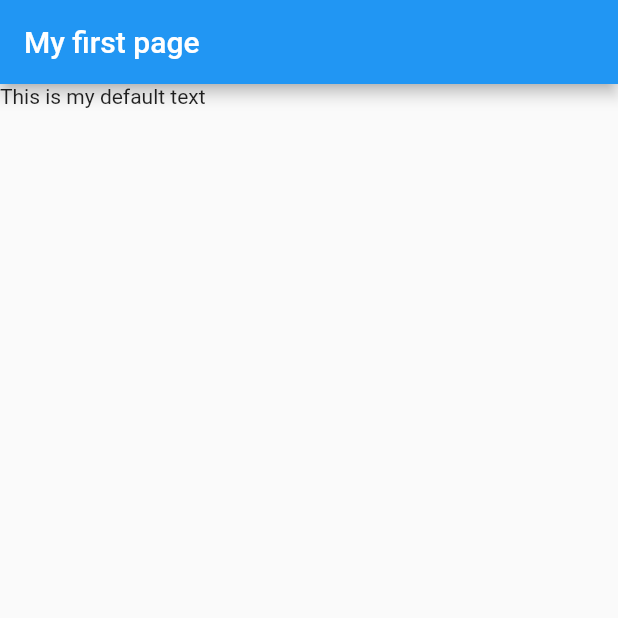
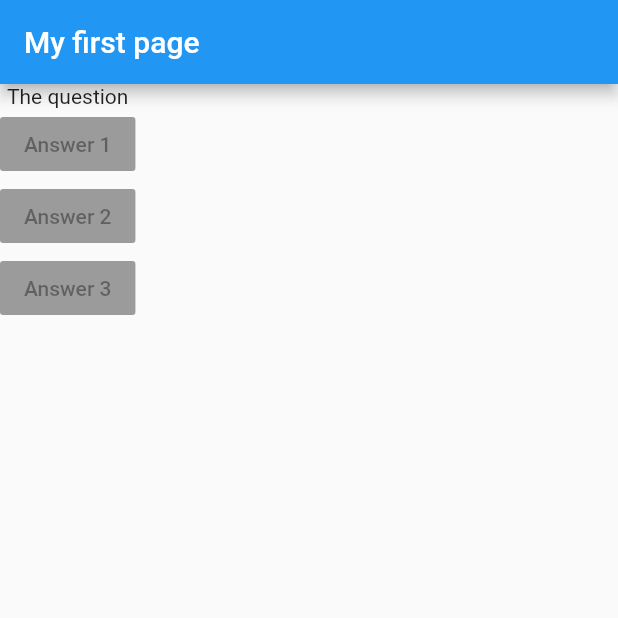
Before and after one commit to lutsenko-yuriy/quiz_app, a Flutter app: the screen it shows after launch, on a phone screen of 412 x 824 dp, the top half of it. Run offline on Flutter 3.47's test engine with Material 2 defaults, Android fonts, the phone set to English and light mode, and no system bars.

Commit message:
Add buttons

```diff
--- a/lib/main.dart
+++ b/lib/main.dart
@@ -7,12 +7,33 @@ class MyApp extends StatelessWidget {
 
   @override
   Widget build(BuildContext context) {
+    var questions = [
+      "What is your name?",
+      "What is your quest?",
+      "What is your favorite color?"
+    ];
     return MaterialApp(
       home: Scaffold(
         appBar: AppBar(
           title: const Text("My first page"),
         ),
-        body: const Text("This is my default text"),
+        body: Column(
+          children: const [
+            Text("The question"),
+            RaisedButton(
+              onPressed: null,
+              child: Text("Answer 1"),
+            ),
+            RaisedButton(
+              onPressed: null,
+              child: Text("Answer 2"),
+            ),
+            RaisedButton(
+              onPressed: null,
+              child: Text("Answer 3"),
+            ),
+          ],
+        ),
       ),
     );
   }
```
